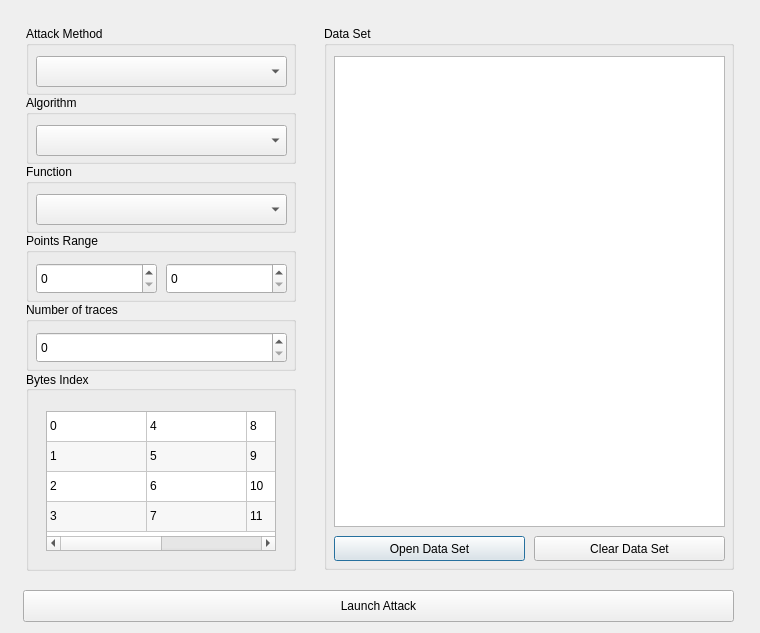
FdLSifu/qscat, file attackwindow.ui: the form before one commit.
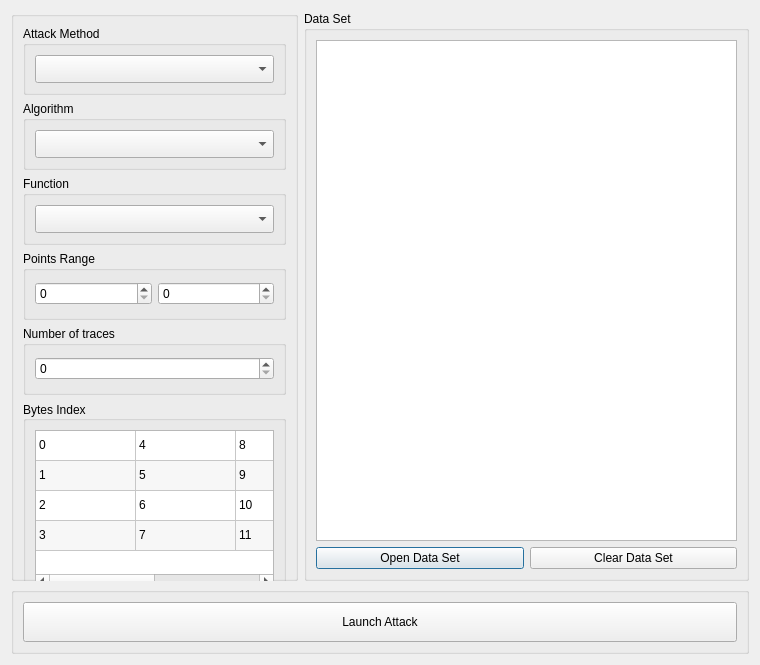
The form after the commit.

Commit message: Fixed Attack Window Dynamic Layout

```diff
--- a/attackwindow.ui
+++ b/attackwindow.ui
@@ -16,21 +16,129 @@
     <verstretch>69</verstretch>
    </sizepolicy>
   </property>
+  <property name="maximumSize">
+   <size>
+    <width>838</width>
+    <height>16777215</height>
+   </size>
+  </property>
   <property name="acceptDrops">
    <bool>true</bool>
   </property>
   <property name="windowTitle">
    <string>Side Channel Attack</string>
   </property>
-  <widget class="QWidget" name="left_gbox" native="true">
-   <property name="geometry">
-    <rect>
-     <x>13</x>
-     <y>13</y>
-     <width>290</width>
-     <height>570</height>
-    </rect>
-   </property>
+  <layout class="QGridLayout" name="gridLayout_2">
+   <item row="0" column="1" rowspan="2">
+    <widget class="QGroupBox" name="groupBox_2">
+     <property name="sizePolicy">
+      <sizepolicy hsizetype="Preferred" vsizetype="Expanding">
+       <horstretch>0</horstretch>
+       <verstretch>0</verstretch>
+      </sizepolicy>
+     </property>
+     <property name="minimumSize">
+      <size>
+       <width>0</width>
+       <height>0</height>
+      </size>
+     </property>
+     <property name="title">
+      <string>Data Set</string>
+     </property>
+     <layout class="QGridLayout" name="gridLayout">
+      <item row="0" column="0" colspan="2">
+       <widget class="QTableWidget" name="tableWidget">
+        <property name="maximumSize">
+         <size>
+          <width>511</width>
+          <height>16777215</height>
+         </size>
+        </property>
+        <property name="font">
+         <font>
+          <family>DejaVu Sans Mono</family>
+          <pointsize>9</pointsize>
+          <weight>50</weight>
+          <italic>false</italic>
+          <bold>false</bold>
+         </font>
+        </property>
+        <property name="sizeAdjustPolicy">
+         <enum>QAbstractScrollArea::AdjustToContents</enum>
+        </property>
+        <property name="editTriggers">
+         <set>QAbstractItemView::NoEditTriggers</set>
+        </property>
+        <property name="selectionMode">
+         <enum>QAbstractItemView::NoSelection</enum>
+        </property>
+        <property name="columnCount">
+         <number>1</number>
+        </property>
+        <attribute name="horizontalHeaderVisible">
+         <bool>false</bool>
+        </attribute>
+        <attribute name="horizontalHeaderStretchLastSection">
+         <bool>true</bool>
+        </attribute>
+        <attribute name="verticalHeaderStretchLastSection">
+         <bool>false</bool>
+        </attribute>
+        <column/>
+       </widget>
+      </item>
+      <item row="1" column="0">
+       <widget class="QPushButton" name="DataButton">
+        <property name="text">
+         <string>Open Data Set</string>
+        </property>
+       </widget>
+      </item>
+      <item row="1" column="1">
+       <widget class="QPushButton" name="ClearButton">
+        <property name="text">
+         <string>Clear Data Set</string>
+        </property>
+       </widget>
+      </item>
+     </layout>
+    </widget>
+   </item>
+   <item row="1" column="0">
+    <spacer name="verticalSpacer">
+     <property name="orientation">
+      <enum>Qt::Vertical</enum>
+     </property>
+     <property name="sizeHint" stdset="0">
+      <size>
+       <width>20</width>
+       <height>40</height>
+      </size>
+     </property>
+    </spacer>
+   </item>
+   <item row="2" column="0" colspan="2">
+    <widget class="QGroupBox" name="groupBox">
+     <layout class="QGridLayout" name="gridLayout_3">
+      <item row="0" column="0">
+       <widget class="QPushButton" name="attackButton">
+        <property name="minimumSize">
+         <size>
+          <width>0</width>
+          <height>40</height>
+         </size>
+        </property>
+        <property name="text">
+         <string>Launch Attack</string>
+        </property>
+       </widget>
+      </item>
+     </layout>
+    </widget>
+   </item>
+   <item row="0" column="0">
+    <widget class="QGroupBox" name="left_gbox">
    <property name="sizePolicy">
     <sizepolicy hsizetype="Fixed" vsizetype="Fixed">
      <horstretch>0</horstretch>
@@ -39,7 +147,7 @@
    </property>
    <property name="minimumSize">
     <size>
-     <width>270</width>
+       <width>250</width>
      <height>0</height>
     </size>
    </property>
@@ -49,41 +157,29 @@
      <height>570</height>
     </size>
    </property>
+     <layout class="QGridLayout" name="gridLayout_10">
+      <item row="0" column="0">
    <widget class="QGroupBox" name="groupBox_4">
-    <property name="geometry">
-     <rect>
-      <x>13</x>
-      <y>13</y>
-      <width>270</width>
-      <height>69</height>
-     </rect>
-    </property>
     <property name="sizePolicy">
-     <sizepolicy hsizetype="Fixed" vsizetype="Fixed">
+         <sizepolicy hsizetype="Preferred" vsizetype="Fixed">
       <horstretch>0</horstretch>
       <verstretch>0</verstretch>
      </sizepolicy>
     </property>
     <property name="minimumSize">
      <size>
-      <width>270</width>
+          <width>0</width>
       <height>69</height>
      </size>
     </property>
     <property name="title">
      <string>Attack Method</string>
     </property>
+        <layout class="QGridLayout" name="gridLayout_4">
+         <item row="0" column="0">
     <widget class="QComboBox" name="methodBox">
-     <property name="geometry">
-      <rect>
-       <x>10</x>
-       <y>30</y>
-       <width>251</width>
-       <height>31</height>
-      </rect>
-     </property>
      <property name="sizePolicy">
-      <sizepolicy hsizetype="Expanding" vsizetype="Expanding">
+            <sizepolicy hsizetype="Preferred" vsizetype="Preferred">
        <horstretch>0</horstretch>
        <verstretch>0</verstretch>
       </sizepolicy>
@@ -100,39 +196,35 @@
       </property>
      </item>
     </widget>
-   </widget>
+         </item>
+        </layout>
+       </widget>
+      </item>
+      <item row="1" column="0">
    <widget class="QGroupBox" name="groupBox_5">
-    <property name="geometry">
-     <rect>
-      <x>13</x>
-      <y>82</y>
-      <width>270</width>
-      <height>69</height>
-     </rect>
-    </property>
     <property name="sizePolicy">
-     <sizepolicy hsizetype="Fixed" vsizetype="Fixed">
+         <sizepolicy hsizetype="Preferred" vsizetype="Fixed">
       <horstretch>0</horstretch>
       <verstretch>0</verstretch>
      </sizepolicy>
     </property>
     <property name="minimumSize">
      <size>
-      <width>270</width>
+          <width>0</width>
       <height>69</height>
      </size>
     </property>
     <property name="title">
      <string>Algorithm</string>
     </property>
+        <layout class="QGridLayout" name="gridLayout_5">
+         <item row="0" column="0">
     <widget class="QComboBox" name="algoBox">
-     <property name="geometry">
-      <rect>
-       <x>10</x>
-       <y>30</y>
-       <width>251</width>
-       <height>31</height>
-      </rect>
+           <property name="sizePolicy">
+            <sizepolicy hsizetype="Preferred" vsizetype="Preferred">
+             <horstretch>0</horstretch>
+             <verstretch>0</verstretch>
+            </sizepolicy>
      </property>
      <property name="currentText">
       <string/>
@@ -146,39 +238,35 @@
       </property>
      </item>
     </widget>
-   </widget>
+         </item>
+        </layout>
+       </widget>
+      </item>
+      <item row="2" column="0">
    <widget class="QGroupBox" name="groupBox_6">
-    <property name="geometry">
-     <rect>
-      <x>13</x>
-      <y>151</y>
-      <width>270</width>
-      <height>69</height>
-     </rect>
-    </property>
     <property name="sizePolicy">
-     <sizepolicy hsizetype="Fixed" vsizetype="Fixed">
+         <sizepolicy hsizetype="Preferred" vsizetype="Fixed">
       <horstretch>0</horstretch>
       <verstretch>0</verstretch>
      </sizepolicy>
     </property>
     <property name="minimumSize">
      <size>
-      <width>270</width>
+          <width>0</width>
       <height>69</height>
      </size>
     </property>
     <property name="title">
      <string>Function</string>
     </property>
+        <layout class="QGridLayout" name="gridLayout_6">
+         <item row="0" column="0">
     <widget class="QComboBox" name="functionBox">
-     <property name="geometry">
-      <rect>
-       <x>10</x>
-       <y>30</y>
-       <width>251</width>
-       <height>31</height>
-      </rect>
+           <property name="sizePolicy">
+            <sizepolicy hsizetype="Preferred" vsizetype="Preferred">
+             <horstretch>0</horstretch>
+             <verstretch>0</verstretch>
+            </sizepolicy>
      </property>
      <property name="currentIndex">
       <number>-1</number>
@@ -189,105 +277,79 @@
       </property>
      </item>
     </widget>
-   </widget>
+         </item>
+        </layout>
+       </widget>
+      </item>
+      <item row="3" column="0">
    <widget class="QGroupBox" name="groupBox_8">
-    <property name="geometry">
-     <rect>
-      <x>13</x>
-      <y>220</y>
-      <width>270</width>
-      <height>69</height>
-     </rect>
-    </property>
     <property name="sizePolicy">
-     <sizepolicy hsizetype="Fixed" vsizetype="Fixed">
+         <sizepolicy hsizetype="Preferred" vsizetype="Preferred">
       <horstretch>0</horstretch>
       <verstretch>0</verstretch>
      </sizepolicy>
     </property>
     <property name="minimumSize">
      <size>
-      <width>270</width>
+          <width>0</width>
       <height>69</height>
      </size>
     </property>
     <property name="title">
      <string>Points Range</string>
     </property>
-    <widget class="QSpinBox" name="spinpts_start">
-     <property name="geometry">
-      <rect>
-       <x>10</x>
-       <y>30</y>
-       <width>121</width>
-       <height>31</height>
-      </rect>
-     </property>
-    </widget>
+        <layout class="QGridLayout" name="gridLayout_7">
+         <item row="0" column="0">
+          <widget class="QSpinBox" name="spinpts_start"/>
+         </item>
+         <item row="0" column="1">
     <widget class="QSpinBox" name="spinpts_end">
-     <property name="geometry">
-      <rect>
-       <x>140</x>
-       <y>30</y>
-       <width>121</width>
-       <height>31</height>
-      </rect>
-     </property>
-    </widget>
-   </widget>
+           <property name="sizePolicy">
+            <sizepolicy hsizetype="Minimum" vsizetype="Preferred">
+             <horstretch>0</horstretch>
+             <verstretch>0</verstretch>
+            </sizepolicy>
+           </property>
+          </widget>
+         </item>
+        </layout>
+       </widget>
+      </item>
+      <item row="4" column="0">
    <widget class="QGroupBox" name="groupBox_7">
-    <property name="geometry">
-     <rect>
-      <x>13</x>
-      <y>289</y>
-      <width>270</width>
-      <height>69</height>
-     </rect>
-    </property>
     <property name="sizePolicy">
-     <sizepolicy hsizetype="Fixed" vsizetype="Fixed">
+         <sizepolicy hsizetype="Preferred" vsizetype="Preferred">
       <horstretch>0</horstretch>
       <verstretch>0</verstretch>
      </sizepolicy>
     </property>
     <property name="minimumSize">
      <size>
-      <width>270</width>
+          <width>0</width>
       <height>69</height>
      </size>
     </property>
     <property name="title">
      <string>Number of traces</string>
     </property>
-    <widget class="QSpinBox" name="spinnb_traces">
-     <property name="geometry">
-      <rect>
-       <x>10</x>
-       <y>30</y>
-       <width>251</width>
-       <height>31</height>
-      </rect>
-     </property>
-    </widget>
-   </widget>
+        <layout class="QGridLayout" name="gridLayout_8">
+         <item row="0" column="0">
+          <widget class="QSpinBox" name="spinnb_traces"/>
+         </item>
+        </layout>
+       </widget>
+      </item>
+      <item row="5" column="0">
    <widget class="QGroupBox" name="groupBox">
-    <property name="geometry">
-     <rect>
-      <x>13</x>
-      <y>358</y>
-      <width>270</width>
-      <height>200</height>
-     </rect>
-    </property>
     <property name="sizePolicy">
-     <sizepolicy hsizetype="Fixed" vsizetype="Fixed">
+         <sizepolicy hsizetype="Preferred" vsizetype="Fixed">
       <horstretch>0</horstretch>
       <verstretch>0</verstretch>
      </sizepolicy>
     </property>
     <property name="minimumSize">
      <size>
-      <width>270</width>
+          <width>0</width>
       <height>200</height>
      </size>
     </property>
@@ -300,18 +362,12 @@
     <property name="alignment">
      <set>Qt::AlignLeading|Qt::AlignLeft|Qt::AlignVCenter</set>
     </property>
+        <layout class="QGridLayout" name="gridLayout_9">
+         <item row="0" column="0">
     <widget class="QTableWidget" name="byteIdxTable">
      <property name="enabled">
       <bool>true</bool>
      </property>
-     <property name="geometry">
-      <rect>
-       <x>20</x>
-       <y>40</y>
-       <width>230</width>
-       <height>140</height>
-      </rect>
-     </property>
      <property name="sizePolicy">
       <sizepolicy hsizetype="Expanding" vsizetype="Expanding">
        <horstretch>0</horstretch>
@@ -437,157 +493,14 @@
       </property>
      </item>
     </widget>
-   </widget>
-  </widget>
-  <widget class="QWidget" name="widget" native="true">
-   <property name="geometry">
-    <rect>
-     <x>311</x>
-     <y>13</y>
-     <width>436</width>
-     <height>570</height>
-    </rect>
-   </property>
-   <property name="sizePolicy">
-    <sizepolicy hsizetype="Fixed" vsizetype="Fixed">
-     <horstretch>0</horstretch>
-     <verstretch>0</verstretch>
-    </sizepolicy>
-   </property>
-   <property name="minimumSize">
-    <size>
-     <width>0</width>
-     <height>0</height>
-    </size>
-   </property>
-   <property name="maximumSize">
-    <size>
-     <width>16777215</width>
-     <height>570</height>
-    </size>
-   </property>
-   <widget class="QGroupBox" name="groupBox_2">
-    <property name="geometry">
-     <rect>
-      <x>13</x>
-      <y>13</y>
-      <width>410</width>
-      <height>544</height>
-     </rect>
-    </property>
-    <property name="sizePolicy">
-     <sizepolicy hsizetype="Fixed" vsizetype="Expanding">
-      <horstretch>0</horstretch>
-      <verstretch>0</verstretch>
-     </sizepolicy>
-    </property>
-    <property name="minimumSize">
-     <size>
-      <width>410</width>
-      <height>0</height>
-     </size>
-    </property>
-    <property name="title">
-     <string>Data Set</string>
-    </property>
-    <widget class="QTableWidget" name="tableWidget">
-     <property name="geometry">
-      <rect>
-       <x>10</x>
-       <y>30</y>
-       <width>391</width>
-       <height>471</height>
-      </rect>
-     </property>
-     <property name="maximumSize">
-      <size>
-       <width>511</width>
-       <height>16777215</height>
-      </size>
-     </property>
-     <property name="font">
-      <font>
-       <family>DejaVu Sans Mono</family>
-       <pointsize>9</pointsize>
-       <weight>50</weight>
-       <italic>false</italic>
-       <bold>false</bold>
-      </font>
-     </property>
-     <property name="sizeAdjustPolicy">
-      <enum>QAbstractScrollArea::AdjustToContents</enum>
-     </property>
-     <property name="editTriggers">
-      <set>QAbstractItemView::NoEditTriggers</set>
-     </property>
-     <property name="selectionMode">
-      <enum>QAbstractItemView::NoSelection</enum>
-     </property>
-     <property name="columnCount">
-      <number>1</number>
-     </property>
-     <attribute name="horizontalHeaderVisible">
-      <bool>false</bool>
-     </attribute>
-     <attribute name="horizontalHeaderStretchLastSection">
-      <bool>true</bool>
-     </attribute>
-     <attribute name="verticalHeaderStretchLastSection">
-      <bool>false</bool>
-     </attribute>
-     <column/>
-    </widget>
-    <widget class="QPushButton" name="DataButton">
-     <property name="geometry">
-      <rect>
-       <x>10</x>
-       <y>510</y>
-       <width>191</width>
-       <height>25</height>
-      </rect>
-     </property>
-     <property name="text">
-      <string>Open Data Set</string>
-     </property>
-    </widget>
-    <widget class="QPushButton" name="ClearButton">
-     <property name="geometry">
-      <rect>
-       <x>210</x>
-       <y>510</y>
-       <width>191</width>
-       <height>25</height>
-      </rect>
-     </property>
-     <property name="text">
-      <string>Clear Data Set</string>
-     </property>
-    </widget>
-   </widget>
-  </widget>
-  <widget class="QWidget" name="widget" native="true">
-   <property name="geometry">
-    <rect>
-     <x>13</x>
-     <y>590</y>
-     <width>735</width>
-     <height>41</height>
-    </rect>
-   </property>
-   <widget class="QPushButton" name="attackButton">
-    <property name="geometry">
-     <rect>
-      <x>10</x>
-      <y>0</y>
-      <width>711</width>
-      <height>32</height>
-     </rect>
-    </property>
-    <property name="text">
-     <string>Launch Attack</string>
-    </property>
-   </widget>
-  </widget>
+         </item>
+        </layout>
+       </widget>
+      </item>
+     </layout>
+    </widget>
+   </item>
+  </layout>
  </widget>
  <resources/>
  <connections/>
```
Lines whose indentation alone changed are shown as unchanged.
